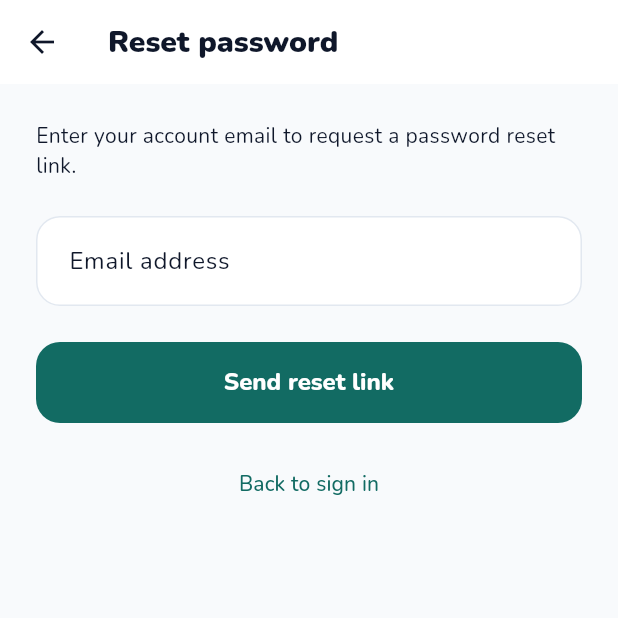
After one commit to Taha-Saleem-43/Family-Guard, a Flutter app: the screen it shows after launch, after a tap on "Sign in", after a tap on "Forgot password?", on a phone screen of 412 x 824 dp, the top half of it. The commit adds this screen. Run offline on Flutter 3.47's test engine with Material 3 defaults, Android fonts, the phone set to English and light mode, and no system bars; our stand-ins replace audioplayers, battery_plus, cloud_firestore, cloud_functions, device_info_plus, equatable and 14 more; missing offline and left inert: firebase_app_check, tracelet; accounts and stored records are empty.

Commit message:
feat: add accessible password recovery

```diff
--- /dev/null
+++ b/lib/features/auth/presentation/password_reset_screen.dart
@@ -0,0 +1,122 @@
+import 'package:firebase_auth/firebase_auth.dart';
+import 'package:flutter/material.dart';
+
+class PasswordResetScreen extends StatefulWidget {
+  const PasswordResetScreen({
+    super.key,
+    required this.sendReset,
+    this.initialEmail = '',
+  });
+
+  final Future<void> Function(String) sendReset;
+  final String initialEmail;
+
+  @override
+  State<PasswordResetScreen> createState() => _PasswordResetScreenState();
+}
+
+class _PasswordResetScreenState extends State<PasswordResetScreen> {
+  final _form = GlobalKey<FormState>();
+  late final _email = TextEditingController(text: widget.initialEmail);
+  bool _busy = false;
+  bool _sent = false;
+  String? _error;
+
+  @override
+  void dispose() {
+    _email.dispose();
+    super.dispose();
+  }
+
+  Future<void> _submit() async {
+    if (_busy || !_form.currentState!.validate()) return;
+    FocusScope.of(context).unfocus();
+    setState(() {
+      _busy = true;
+      _error = null;
+    });
+    try {
+      await widget.sendReset(_email.text.trim());
+      if (mounted) setState(() => _sent = true);
+    } catch (error) {
+      if (!mounted) return;
+      final code = error is FirebaseAuthException ? error.code : '';
+      setState(
+        () => _error = switch (code) {
+          'invalid-email' => 'Enter a valid email address.',
+          'too-many-requests' =>
+            'Too many attempts. Please wait before trying again.',
+          'network-request-failed' =>
+            'Check your internet connection and try again.',
+          _ => 'Unable to request a reset email. Please try again.',
+        },
+      );
+    } finally {
+      if (mounted) setState(() => _busy = false);
+    }
+  }
+
+  @override
+  Widget build(BuildContext context) => Scaffold(
+    appBar: AppBar(title: const Text('Reset password')),
+    body: SafeArea(
+      child: SingleChildScrollView(
+        padding: const EdgeInsets.all(24),
+        child: Form(
+          key: _form,
+          child: Column(
+            crossAxisAlignment: CrossAxisAlignment.stretch,
+            children: [
+              const Text(
+                'Enter your account email to request a password reset link.',
+              ),
+              const SizedBox(height: 24),
+              if (!_sent) ...[
+                TextFormField(
+                  controller: _email,
+                  enabled: !_busy,
+                  keyboardType: TextInputType.emailAddress,
+                  autofillHints: const [AutofillHints.email],
+                  textInputAction: TextInputAction.done,
+                  autocorrect: false,
+                  decoration: const InputDecoration(labelText: 'Email address'),
+                  validator: (value) =>
+                      RegExp(
+                        r'^[^\s@]+@[^\s@]+\.[^\s@]+$',
+                      ).hasMatch(value?.trim() ?? '')
+                      ? null
+                      : 'Enter a valid email address.',
+                  onFieldSubmitted: (_) => _submit(),
+                ),
+                const SizedBox(height: 24),
+                ElevatedButton(
+                  onPressed: _busy ? null : _submit,
+                  style: ElevatedButton.styleFrom(
+                    minimumSize: const Size(48, 48),
+                  ),
+                  child: Text(_busy ? 'Requesting reset…' : 'Send reset link'),
+                ),
+              ],
+              if (_error != null || _sent) ...[
+                const SizedBox(height: 16),
+                Semantics(
+                  liveRegion: true,
+                  child: Text(
+                    _sent
+                        ? 'If an account uses this email, you will receive a reset link. Check your inbox and spam folder, then return to sign in.'
+                        : _error!,
+                  ),
+                ),
+              ],
+              const SizedBox(height: 16),
+              TextButton(
+                onPressed: () => Navigator.of(context).pop(),
+                child: const Text('Back to sign in'),
+              ),
+            ],
+          ),
+        ),
+      ),
+    ),
+  );
+}
--- a/lib/features/auth/services/auth_service.dart
+++ b/lib/features/auth/services/auth_service.dart
@@ -30,6 +30,19 @@ class AuthService {
 
   User? get currentUser => _auth.currentUser;
   Stream<User?> get authStateChanges => _auth.authStateChanges();
+
+  Future<void> sendPasswordReset(String email) async {
+    final address = email.trim();
+    if (!RegExp(r'^[^\s@]+@[^\s@]+\.[^\s@]+$').hasMatch(address)) {
+      throw ArgumentError('Enter a valid email address.');
+    }
+    try {
+      await _auth.sendPasswordResetEmail(email: address);
+    } on FirebaseAuthException catch (error) {
+      // Preserve the same response whether or not this account exists.
+      if (error.code != 'user-not-found') rethrow;
+    }
+  }
 
   Future<UserAccountModel> signUp({
     required String email,
--- a/lib/features/onboarding/presentation/onboarding_screen.dart
+++ b/lib/features/onboarding/presentation/onboarding_screen.dart
@@ -10,6 +10,7 @@ import '../../auth/providers/auth_providers.dart';
 import '../../settings/presentation/account_deletion_control.dart';
 import 'permission_gate_screen.dart';
 import 'interactive_intro.dart';
+import '../../auth/presentation/password_reset_screen.dart';
 
 enum OnboardingStep {
   intro,
@@ -447,6 +448,22 @@ class _OnboardingScreenState extends ConsumerState<OnboardingScreen> {
                   ),
                 ),
                 const SizedBox(height: 20),
+                if (!_isSignUp)
+                  TextButton(
+                    onPressed: _isLoading
+                        ? null
+                        : () => Navigator.of(context).push(
+                            MaterialPageRoute<void>(
+                              builder: (_) => PasswordResetScreen(
+                                initialEmail: _emailController.text,
+                                sendReset: ref
+                                    .read(authServiceProvider)
+                                    .sendPasswordReset,
+                              ),
+                            ),
+                          ),
+                    child: const Text('Forgot password?'),
+                  ),
                 Wrap(
                   alignment: WrapAlignment.center,
                   crossAxisAlignment: WrapCrossAlignment.center,
```
Also changed, not shown: 3 other files.
